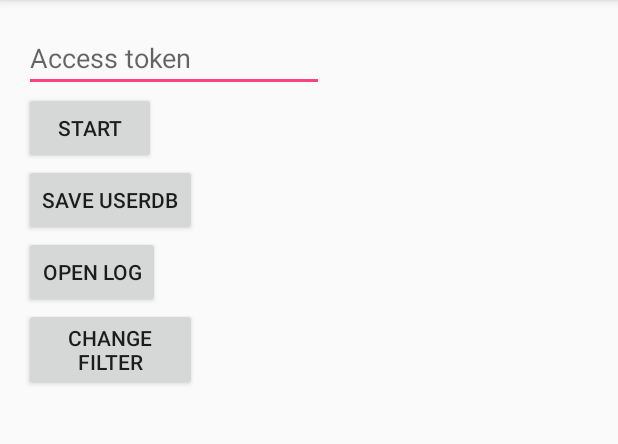
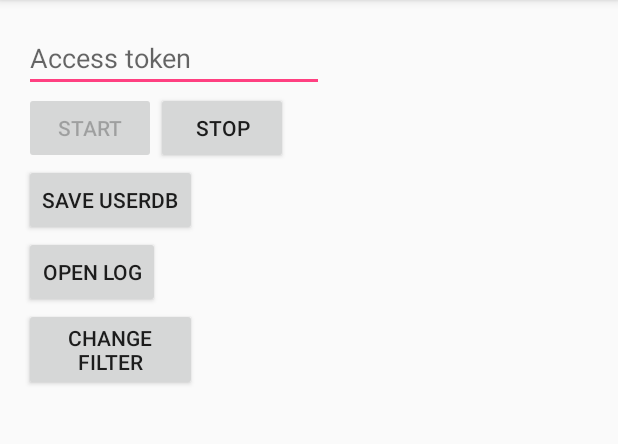
Before and after one commit to IamMaxim/VKMonitor, an Android app: the screen it shows after launch (MainActivity), after a tap on "START", on a phone screen of 412 x 824 dp, the part 84-528 px from its top. Run offline under Robolectric (Android 15) with nearby library versions, the phone set to English and light mode, and no system bars.

Commit message:
Some features

```diff
--- a/app/src/main/java/ru/iammaxim/vkmonitor/ChangeFilterActivity.java
+++ b/app/src/main/java/ru/iammaxim/vkmonitor/ChangeFilterActivity.java
@@ -1,9 +1,11 @@
 package ru.iammaxim.vkmonitor;
 
+import android.support.v4.app.NavUtils;
 import android.support.v7.app.AppCompatActivity;
 import android.os.Bundle;
 import android.support.v7.widget.LinearLayoutManager;
 import android.support.v7.widget.RecyclerView;
+import android.view.MenuItem;
 import android.view.View;
 import android.view.ViewGroup;
 import android.widget.CheckBox;
--- a/app/src/main/java/ru/iammaxim/vkmonitor/MainActivity.java
+++ b/app/src/main/java/ru/iammaxim/vkmonitor/MainActivity.java
@@ -4,18 +4,36 @@ import android.content.Intent;
 import android.support.v7.app.AppCompatActivity;
 import android.os.Bundle;
 import android.view.View;
+import android.widget.Button;
 import android.widget.EditText;
 
 public class MainActivity extends AppCompatActivity implements View.OnClickListener {
+    private static boolean started = false;
+
+    private Button start, save_user_db, open_log, change_filter, stop;
 
     @Override
     protected void onCreate(Bundle savedInstanceState) {
         super.onCreate(savedInstanceState);
         setContentView(R.layout.activity_main);
-        findViewById(R.id.start).setOnClickListener(this);
-        findViewById(R.id.save_user_db).setOnClickListener(this);
-        findViewById(R.id.open_log).setOnClickListener(this);
-        findViewById(R.id.change_filter).setOnClickListener(this);
+        start = (Button) findViewById(R.id.start);
+        start.setOnClickListener(this);
+        save_user_db = (Button) findViewById(R.id.save_user_db);
+        save_user_db.setOnClickListener(this);
+        open_log = (Button) findViewById(R.id.open_log);
+        open_log.setOnClickListener(this);
+        change_filter = (Button) findViewById(R.id.change_filter);
+        change_filter.setOnClickListener(this);
+        stop = (Button) findViewById(R.id.stop);
+        stop.setOnClickListener(this);
+
+        if (!started) {
+            save_user_db.setEnabled(false);
+            open_log.setEnabled(false);
+            change_filter.setEnabled(false);
+            stop.setEnabled(false);
+        }
+        else start.setEnabled(false);
     }
 
     private void onClickStart() {
@@ -29,6 +47,12 @@ public class MainActivity extends AppCompatActivity implements View.OnClickListe
         switch (id) {
             case R.id.start:
                 onClickStart();
+                v.setEnabled(false);
+                save_user_db.setEnabled(true);
+                open_log.setEnabled(true);
+                change_filter.setEnabled(true);
+                stop.setEnabled(true);
+                started = true;
                 break;
             case R.id.save_user_db:
                 UserDB.save();
@@ -38,6 +62,16 @@ public class MainActivity extends AppCompatActivity implements View.OnClickListe
                 break;
             case R.id.change_filter:
                 startActivity(new Intent(this, ChangeFilterActivity.class));
+                break;
+            case R.id.stop:
+                stopService(new Intent(this, LongPollService.class));
+                save_user_db.setEnabled(false);
+                open_log.setEnabled(false);
+                change_filter.setEnabled(false);
+                stop.setEnabled(false);
+                start.setEnabled(true);
+                started = false;
+                break;
         }
     }
 }
--- a/app/src/main/java/ru/iammaxim/vkmonitor/ObjectLongPollServer.java
+++ b/app/src/main/java/ru/iammaxim/vkmonitor/ObjectLongPollServer.java
@@ -14,10 +14,6 @@ public class ObjectLongPollServer {
         ts = o.getLong("ts");
     }
 
-    public static ObjectLongPollServer getServer(String JSON) throws JSONException {
-        return new ObjectLongPollServer(JSON);
-    }
-
     public void update(long ts) {
         this.ts = ts;
     }
--- a/app/src/main/res/layout/activity_main.xml
+++ b/app/src/main/res/layout/activity_main.xml
@@ -55,4 +55,13 @@
         android:layout_alignRight="@+id/save_user_db"
         android:layout_alignEnd="@+id/save_user_db" />
 
+    <Button
+        android:layout_width="wrap_content"
+        android:layout_height="wrap_content"
+        android:text="Stop"
+        android:id="@+id/stop"
+        android:layout_alignTop="@+id/start"
+        android:layout_toRightOf="@+id/start"
+        android:layout_toEndOf="@+id/start" />
+
 </RelativeLayout>
```
Also changed, not shown: app/src/main/java/ru/iammaxim/vkmonitor/App.java (+24 -1 lines), app/src/main/java/ru/iammaxim/vkmonitor/LogActivity.java (+8 -11 lines), app/src/main/java/ru/iammaxim/vkmonitor/LongPollService.java (+9 -1 lines), app/src/main/java/ru/iammaxim/vkmonitor/LongPollThread.java (+24 -46 lines), app/src/main/res/layout/activity_log.xml (+9 -0 lines).
